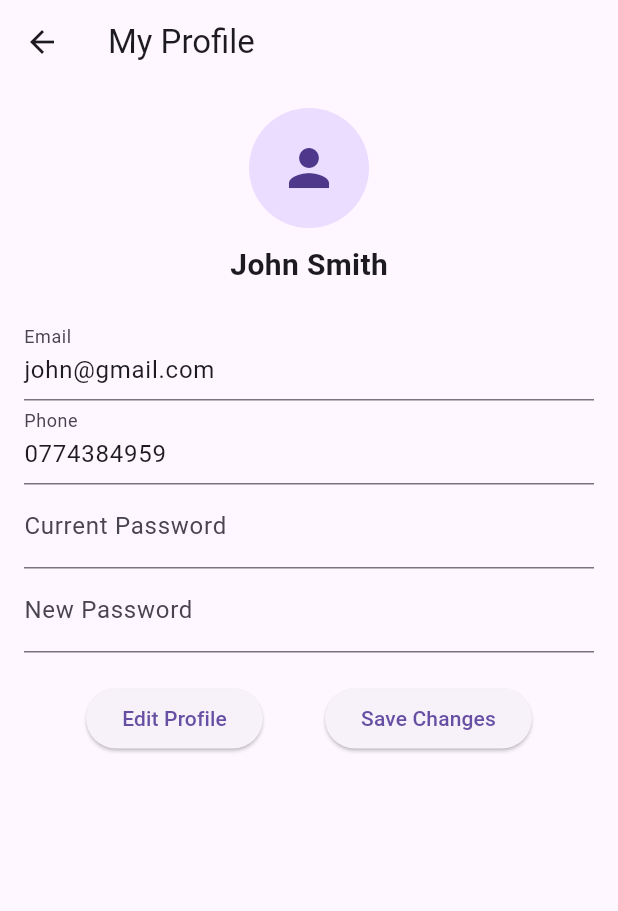
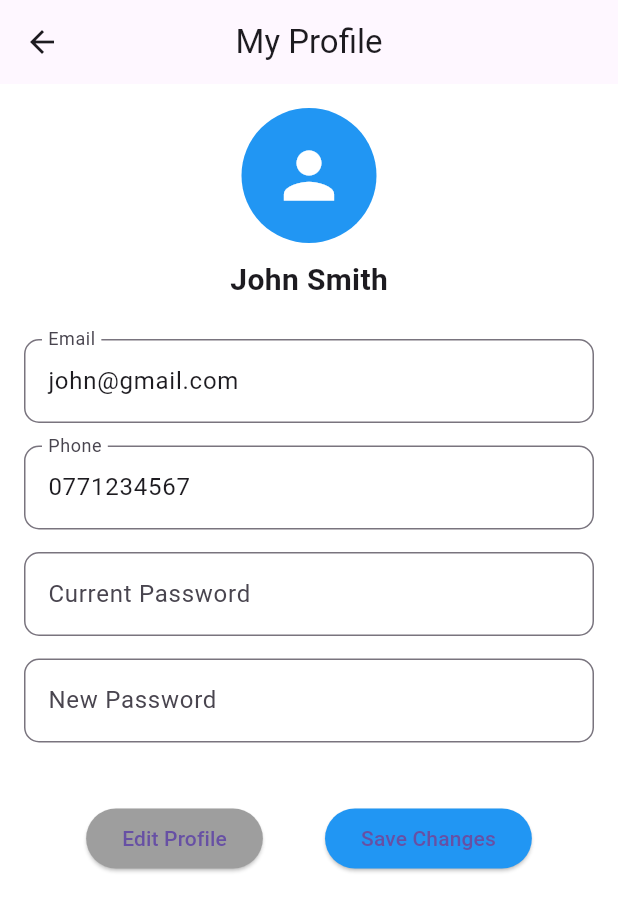
Before and after one commit to shimaranethali65-cloud/FixFinder, a Flutter app: the ProfileScreenCustomer screen opened directly, after a tap on "Save Changes", on a phone screen of 412 x 824 dp. Shown: the top 911 px of the screen. Run offline on Flutter 3.47's test engine with Material 3 defaults, Android fonts, the phone set to English and light mode, and no system bars; our stand-ins replace cloud_firestore, firebase_auth, firebase_core, flutter_map, geocoding, geolocator and 1 more; accounts and stored records are empty.

Commit message:
Initial commit - FixFinder project setup

```diff
--- a/lib/screens/profilescreencustomer.dart
+++ b/lib/screens/profilescreencustomer.dart
@@ -8,38 +8,25 @@ class ProfileScreenCustomer extends StatefulWidget {
 }
 
 class _ProfileScreenCustomerState extends State<ProfileScreenCustomer> {
-
-  final TextEditingController nameController =
-      TextEditingController(text: "John Smith");
-
-  final TextEditingController emailController =
-      TextEditingController(text: "john@gmail.com");
-
-  final TextEditingController phoneController =
-      TextEditingController(text: "0774384959");
-
-  final TextEditingController currentPasswordController =
-      TextEditingController();
-
-  final TextEditingController newPasswordController =
-      TextEditingController();
+  final nameController = TextEditingController(text: "John Smith");
+  final emailController = TextEditingController(text: "john@gmail.com");
+  final phoneController = TextEditingController(text: "0771234567");
+  final currentPasswordController = TextEditingController();
+  final newPasswordController = TextEditingController();
 
   @override
   Widget build(BuildContext context) {
     return Scaffold(
-      appBar: AppBar(
-        title: const Text("My Profile"),
-        leading: const Icon(Icons.arrow_back),
-      ),
-      body: Padding(
+      backgroundColor: Colors.white,
+      appBar: AppBar(title: const Text("My Profile"), centerTitle: true),
+      body: SingleChildScrollView(
         padding: const EdgeInsets.all(16),
-        child: SingleChildScrollView(
         child: Column(
           children: [
-
             const CircleAvatar(
-                radius: 40,
-                child: Icon(Icons.person, size: 40),
+              radius: 45,
+              backgroundColor: Colors.blue,
+              child: Icon(Icons.person, size: 50, color: Colors.white),
             ),
 
             const SizedBox(height: 10),
@@ -49,61 +36,58 @@ class _ProfileScreenCustomerState extends State<ProfileScreenCustomer> {
               style: const TextStyle(fontSize: 20, fontWeight: FontWeight.bold),
             ),
 
-              const SizedBox(height: 20),
+            const SizedBox(height: 25),
 
-              TextField(
-                controller: emailController,
-                decoration: const InputDecoration(labelText: "Email"),
-              ),
+            buildTextField("Email", emailController),
+            buildTextField("Phone", phoneController),
+            buildTextField("Current Password", currentPasswordController, true),
+            buildTextField("New Password", newPasswordController, true),
 
-              TextField(
-                controller: phoneController,
-                decoration: const InputDecoration(labelText: "Phone"),
-              ),
-
-              TextField(
-                controller: currentPasswordController,
-                decoration: const InputDecoration(labelText: "Current Password"),
-                obscureText: true,
-              ),
-
-              TextField(
-                controller: newPasswordController,
-                decoration: const InputDecoration(labelText: "New Password"),
-                obscureText: true,
-              ),
-
-              const SizedBox(height: 20),
+            const SizedBox(height: 25),
 
             Row(
               mainAxisAlignment: MainAxisAlignment.spaceEvenly,
               children: [
-
                 ElevatedButton(
-                    onPressed: () {
-                      print("Edit Profile clicked");
-                    },
+                  style: ElevatedButton.styleFrom(backgroundColor: Colors.grey),
+                  onPressed: () {},
                   child: const Text("Edit Profile"),
                 ),
 
                 ElevatedButton(
-                    onPressed: () {
-                      saveChanges();
-                    },
+                  style: ElevatedButton.styleFrom(backgroundColor: Colors.blue),
+                  onPressed: saveChanges,
                   child: const Text("Save Changes"),
                 ),
               ],
-              )
+            ),
           ],
         ),
+      ),
+    );
+  }
+
+  Widget buildTextField(
+    String label,
+    TextEditingController controller, [
+    bool isPassword = false,
+  ]) {
+    return Padding(
+      padding: const EdgeInsets.only(bottom: 15),
+      child: TextField(
+        controller: controller,
+        obscureText: isPassword,
+        decoration: InputDecoration(
+          labelText: label,
+          border: OutlineInputBorder(borderRadius: BorderRadius.circular(10)),
         ),
       ),
     );
   }
 
   void saveChanges() {
-    print("Email: ${emailController.text}");
-    print("Phone: ${phoneController.text}");
+    print("Updated Email: ${emailController.text}");
+    print("Updated Phone: ${phoneController.text}");
     print("New Password: ${newPasswordController.text}");
   }
 }
```
Also changed, not shown: lib/screens/homescreenworker.dart (+17 -23 lines), pubspec.lock. Lines whose indentation alone changed are shown as unchanged.
